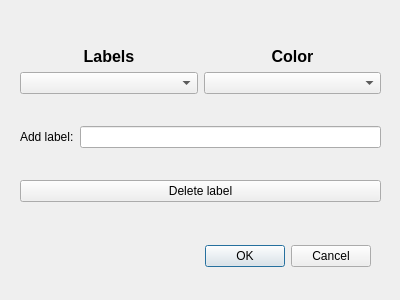
Before: the Qt Designer form gui/designer_labelsettings.ui in EricvanSchaik/DesignProject, drawn with Qt 5.
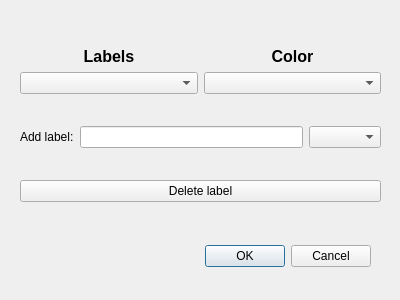
After: the same form once the commit is applied.

Commit message: Added label settings.

Diff of the .ui file:
```diff
--- a/gui/designer_labelsettings.ui
+++ b/gui/designer_labelsettings.ui
@@ -115,6 +115,9 @@
       <item>
        <widget class="QLineEdit" name="lineEdit"/>
       </item>
+      <item>
+       <widget class="QComboBox" name="comboBox_3"/>
+      </item>
      </layout>
     </item>
     <item>
```
The commit also changes 3 other files.
